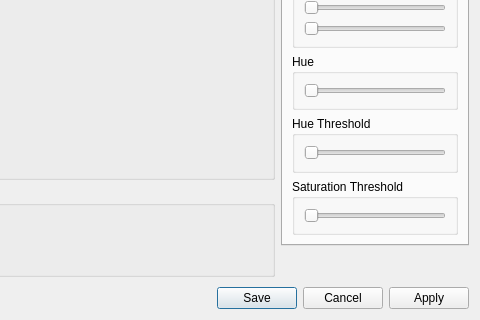
This is rpcs3/rpcs3qt/ps_move_tracker_dialog.ui in RPCS3/rpcs3 as Qt 5 draws it before an edit; both pictures show x 400 to 880 and y 352 to 672 of the 880 by 672 pixel window. The edited form follows.
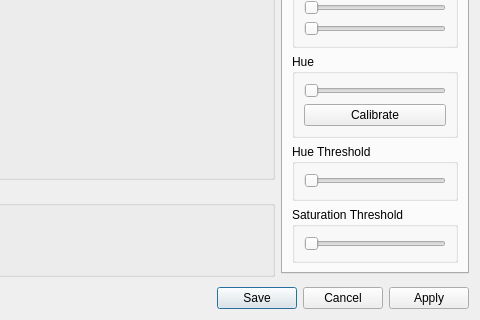
This is the edited form.

The edit to the form file:
```diff
--- a/rpcs3/rpcs3qt/ps_move_tracker_dialog.ui
+++ b/rpcs3/rpcs3qt/ps_move_tracker_dialog.ui
@@ -216,6 +216,19 @@
                 </property>
                </widget>
               </item>
+              <item>
+               <widget class="QPushButton" name="calibrateButton">
+                <property name="toolTip">
+                 <string>Lets the sphere blink and measures its hue and thresholds as seen by the camera.
+The calibrated hue is used instead of the configured hue until the color of the sphere changes.
+The thresholds are replaced by the calibrated thresholds.
+Hold the PS Move still in front of the camera.</string>
+                </property>
+                <property name="text">
+                 <string>Calibrate</string>
+                </property>
+               </widget>
+              </item>
              </layout>
             </widget>
            </item>
```
